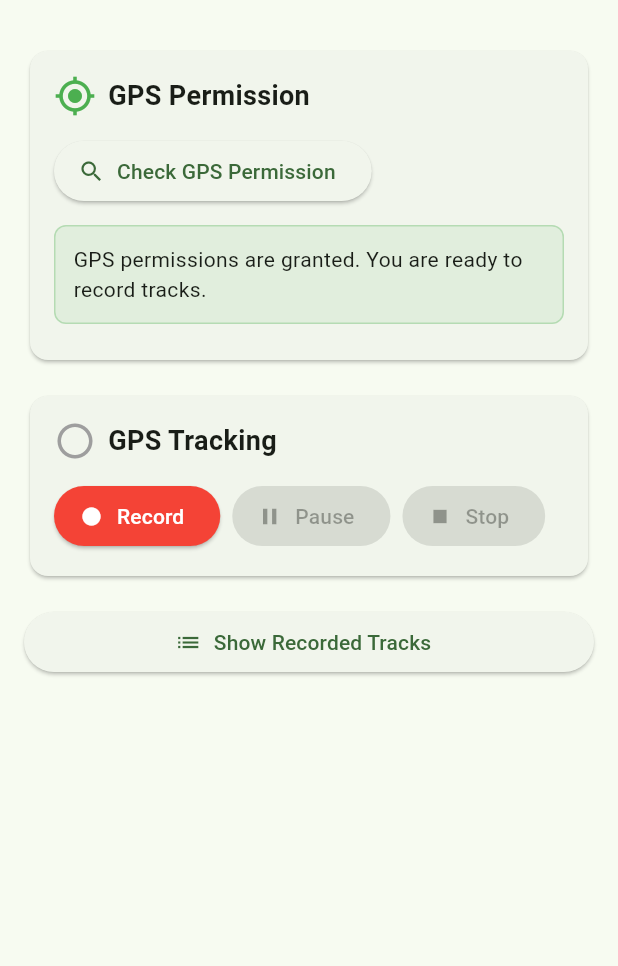
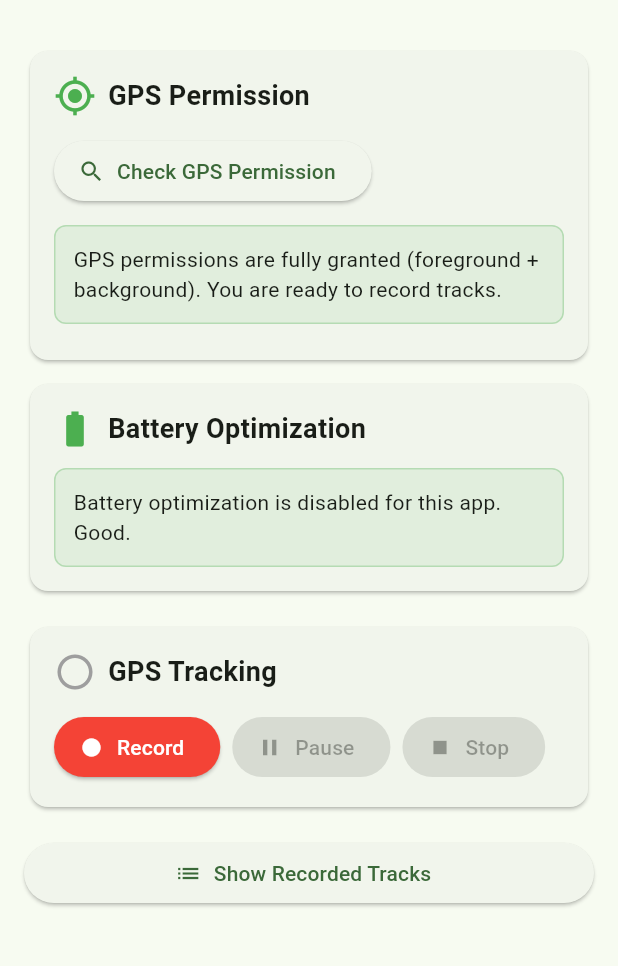
Before and after one commit to andywyatte17/andys-gps-collector, a Flutter app: the screen it shows after launch, after a tap on "Check GPS Permission", on a phone screen of 412 x 824 dp, the part 63-1029 px from its top. Run offline on Flutter 3.47's test engine with Material 3 defaults, Android fonts, the phone set to English and light mode, and no system bars; our stand-ins replace flutter_map, geolocator, latlong2, permission_handler, sqflite; missing offline and left inert: geolocator_android; accounts and stored records are empty.

Commit message:
Try to fix "GPS not collecting in background" issue.

```diff
--- a/gps_collector/lib/screens/home_screen.dart
+++ b/gps_collector/lib/screens/home_screen.dart
@@ -16,6 +16,7 @@ class _HomeScreenState extends State<HomeScreen> {
   final PermissionService _permissionService = PermissionService();
   final TrackingService _trackingService = TrackingService();
   GpsPermissionResult? _permissionResult;
+  BatteryOptimizationResult? _batteryResult;
 
   @override
   void initState() {
@@ -33,8 +34,10 @@ class _HomeScreenState extends State<HomeScreen> {
 
   Future<void> _checkPermission() async {
     final result = await _permissionService.checkGpsPermission();
+    final battery = await _permissionService.checkBatteryOptimization();
     setState(() {
       _permissionResult = result;
+      _batteryResult = battery;
     });
   }
 
@@ -42,6 +45,21 @@ class _HomeScreenState extends State<HomeScreen> {
     final result = await _permissionService.requestGpsPermission();
     setState(() {
       _permissionResult = result;
+    });
+  }
+
+  Future<void> _requestBackground() async {
+    final result = await _permissionService.requestBackgroundPermission();
+    setState(() {
+      _permissionResult = result;
+    });
+  }
+
+  Future<void> _requestBatteryExemption() async {
+    final result =
+        await _permissionService.requestBatteryOptimizationExemption();
+    setState(() {
+      _batteryResult = result;
     });
   }
 
@@ -58,6 +76,8 @@ class _HomeScreenState extends State<HomeScreen> {
         return Colors.green;
       case GpsPermissionStatus.denied:
         return Colors.orange;
+      case GpsPermissionStatus.backgroundNeeded:
+        return Colors.orange;
       case GpsPermissionStatus.permanentlyDenied:
         return Colors.red;
       case GpsPermissionStatus.serviceDisabled:
@@ -73,6 +93,8 @@ class _HomeScreenState extends State<HomeScreen> {
       case GpsPermissionStatus.granted:
         return Icons.gps_fixed;
       case GpsPermissionStatus.denied:
+        return Icons.gps_not_fixed;
+      case GpsPermissionStatus.backgroundNeeded:
         return Icons.gps_not_fixed;
       case GpsPermissionStatus.permanentlyDenied:
         return Icons.gps_off;
@@ -144,7 +166,7 @@ class _HomeScreenState extends State<HomeScreen> {
           ),
         ],
       ),
-      body: Padding(
+      body: SingleChildScrollView(
         padding: const EdgeInsets.all(16.0),
         child: Column(
           crossAxisAlignment: CrossAxisAlignment.stretch,
@@ -197,6 +219,13 @@ class _HomeScreenState extends State<HomeScreen> {
                           label: const Text('Request Permission'),
                         ),
                       if (_permissionResult!.status ==
+                          GpsPermissionStatus.backgroundNeeded)
+                        ElevatedButton.icon(
+                          onPressed: _requestBackground,
+                          icon: const Icon(Icons.lock_open),
+                          label: const Text('Request Background'),
+                        ),
+                      if (_permissionResult!.status ==
                           GpsPermissionStatus.permanentlyDenied)
                         ElevatedButton.icon(
                           onPressed: _openSettings,
@@ -215,6 +244,68 @@ class _HomeScreenState extends State<HomeScreen> {
                 ),
               ),
             ),
+
+            // Battery Optimization Section
+            if (_batteryResult != null) ...[
+              const SizedBox(height: 8),
+              Card(
+                child: Padding(
+                  padding: const EdgeInsets.all(16.0),
+                  child: Column(
+                    crossAxisAlignment: CrossAxisAlignment.start,
+                    children: [
+                      Row(
+                        children: [
+                          Icon(
+                            _batteryResult!.isExempt
+                                ? Icons.battery_full
+                                : Icons.battery_alert,
+                            color: _batteryResult!.isExempt
+                                ? Colors.green
+                                : Colors.orange,
+                            size: 28,
+                          ),
+                          const SizedBox(width: 8),
+                          const Text(
+                            'Battery Optimization',
+                            style: TextStyle(
+                              fontSize: 18,
+                              fontWeight: FontWeight.bold,
+                            ),
+                          ),
+                        ],
+                      ),
+                      const SizedBox(height: 12),
+                      Container(
+                        padding: const EdgeInsets.all(12),
+                        decoration: BoxDecoration(
+                          color: (_batteryResult!.isExempt
+                                  ? Colors.green
+                                  : Colors.orange)
+                              .withAlpha(25),
+                          borderRadius: BorderRadius.circular(8),
+                          border: Border.all(
+                            color: (_batteryResult!.isExempt
+                                    ? Colors.green
+                                    : Colors.orange)
+                                .withAlpha(76),
+                          ),
+                        ),
+                        child: Text(_batteryResult!.message),
+                      ),
+                      if (!_batteryResult!.isExempt) ...[
+                        const SizedBox(height: 8),
+                        ElevatedButton.icon(
+                          onPressed: _requestBatteryExemption,
+                          icon: const Icon(Icons.battery_saver),
+                          label: const Text('Disable Battery Optimization'),
+                        ),
+                      ],
+                    ],
+                  ),
+                ),
+              ),
+            ],
             const SizedBox(height: 16),
 
             // GPS Tracking Section
--- a/gps_collector/lib/services/permission_service.dart
+++ b/gps_collector/lib/services/permission_service.dart
@@ -5,6 +5,7 @@ enum GpsPermissionStatus {
   denied,
   permanentlyDenied,
   serviceDisabled,
+  backgroundNeeded,
 }
 
 class GpsPermissionResult {
@@ -12,6 +13,13 @@ class GpsPermissionResult {
   final String message;
 
   GpsPermissionResult({required this.status, required this.message});
+}
+
+class BatteryOptimizationResult {
+  final bool isExempt;
+  final String message;
+
+  BatteryOptimizationResult({required this.isExempt, required this.message});
 }
 
 class PermissionService {
@@ -30,44 +38,58 @@ class PermissionService {
       );
     }
 
-    final status = await Permission.locationWhenInUse.status;
+    final foregroundStatus = await Permission.locationWhenInUse.status;
 
-    if (status.isGranted) {
+    if (!foregroundStatus.isGranted) {
+      if (foregroundStatus.isPermanentlyDenied) {
+        return GpsPermissionResult(
+          status: GpsPermissionStatus.permanentlyDenied,
+          message:
+              'GPS permission has been permanently denied.\n\n'
+              'To fix this:\n'
+              '  1. Open your device Settings\n'
+              '  2. Go to Apps > GPS Collector > Permissions\n'
+              '  3. Tap Location and select "Allow only while using the app"',
+        );
+      }
+
       return GpsPermissionResult(
-        status: GpsPermissionStatus.granted,
-        message: 'GPS permissions are granted. You are ready to record tracks.',
+        status: GpsPermissionStatus.denied,
+        message:
+            'GPS permission has not been granted yet.\n\n'
+            'Tap "Request Permission" below to grant access.',
       );
     }
 
-    if (status.isPermanentlyDenied) {
+    // Foreground granted — check background
+    final backgroundStatus = await Permission.locationAlways.status;
+
+    if (!backgroundStatus.isGranted) {
       return GpsPermissionResult(
-        status: GpsPermissionStatus.permanentlyDenied,
+        status: GpsPermissionStatus.backgroundNeeded,
         message:
-            'GPS permission has been permanently denied.\n\n'
-            'To fix this:\n'
-            '  1. Open your device Settings\n'
-            '  2. Go to Apps > GPS Collector > Permissions\n'
-            '  3. Tap Location and select "Allow only while using the app"',
+            'Foreground GPS is granted, but background location is needed '
+            'to keep tracking when the screen is off.\n\n'
+            'Tap "Request Background" below, then select '
+            '"Allow all the time" in the system dialog.',
       );
     }
 
     return GpsPermissionResult(
-      status: GpsPermissionStatus.denied,
+      status: GpsPermissionStatus.granted,
       message:
-          'GPS permission has not been granted yet.\n\n'
-          'Tap "Request Permission" below to grant access.',
+          'GPS permissions are fully granted (foreground + background). '
+          'You are ready to record tracks.',
     );
   }
 
-  /// Requests GPS permission from the user.
+  /// Requests foreground GPS permission from the user.
   Future<GpsPermissionResult> requestGpsPermission() async {
     final status = await Permission.locationWhenInUse.request();
 
     if (status.isGranted) {
-      return GpsPermissionResult(
-        status: GpsPermissionStatus.granted,
-        message: 'GPS permissions are granted. You are ready to record tracks.',
-      );
+      // Now check if we also need background
+      return await checkGpsPermission();
     }
 
     if (status.isPermanentlyDenied) {
@@ -87,4 +109,79 @@ class PermissionService {
       message: 'GPS permission was denied. Please try again.',
     );
   }
+
+  /// Requests background location permission (Android "Allow all the time").
+  Future<GpsPermissionResult> requestBackgroundPermission() async {
+    final status = await Permission.locationAlways.request();
+
+    if (status.isGranted) {
+      return GpsPermissionResult(
+        status: GpsPermissionStatus.granted,
+        message:
+            'GPS permissions are fully granted (foreground + background). '
+            'You are ready to record tracks.',
+      );
+    }
+
+    if (status.isPermanentlyDenied) {
+      return GpsPermissionResult(
+        status: GpsPermissionStatus.permanentlyDenied,
+        message:
+            'Background location has been permanently denied.\n\n'
+            'To fix this:\n'
+            '  1. Open your device Settings\n'
+            '  2. Go to Apps > GPS Collector > Permissions\n'
+            '  3. Tap Location and select "Allow all the time"',
+      );
+    }
+
+    return GpsPermissionResult(
+      status: GpsPermissionStatus.backgroundNeeded,
+      message:
+          'Background location was denied. Tracking may stop when the '
+          'screen is off. Please try again.',
+    );
+  }
+
+  /// Check if battery optimization is disabled for this app.
+  Future<BatteryOptimizationResult> checkBatteryOptimization() async {
+    final isExempt =
+        await Permission.ignoreBatteryOptimizations.status.isGranted;
+
+    if (isExempt) {
+      return BatteryOptimizationResult(
+        isExempt: true,
+        message: 'Battery optimization is disabled for this app. Good.',
+      );
+    }
+
+    return BatteryOptimizationResult(
+      isExempt: false,
+      message:
+          'Battery optimization is enabled, which may kill GPS tracking '
+          'in the background.\n\n'
+          'Tap "Disable Battery Optimization" to fix this.',
+    );
+  }
+
+  /// Request to disable battery optimization for this app.
+  Future<BatteryOptimizationResult> requestBatteryOptimizationExemption() async {
+    final status = await Permission.ignoreBatteryOptimizations.request();
+
+    if (status.isGranted) {
+      return BatteryOptimizationResult(
+        isExempt: true,
+        message: 'Battery optimization is disabled for this app. Good.',
+      );
+    }
+
+    return BatteryOptimizationResult(
+      isExempt: false,
+      message:
+          'Request was denied. You can manually disable it:\n'
+          '  1. Open Settings > Apps > GPS Collector\n'
+          '  2. Tap Battery\n'
+          '  3. Select "Unrestricted"',
+    );
+  }
 }
```
Also changed, not shown: 3 other files.
